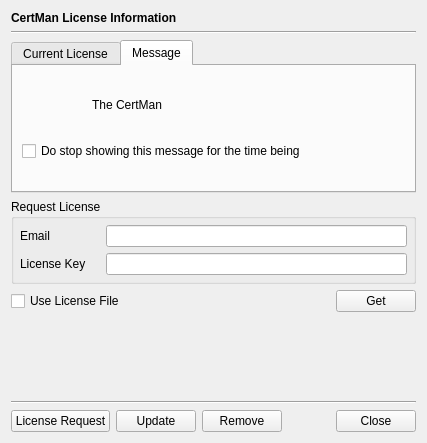
Old version of the form CertMan/lcn_info_dlg.ui in the repository jykim74/CertMan.
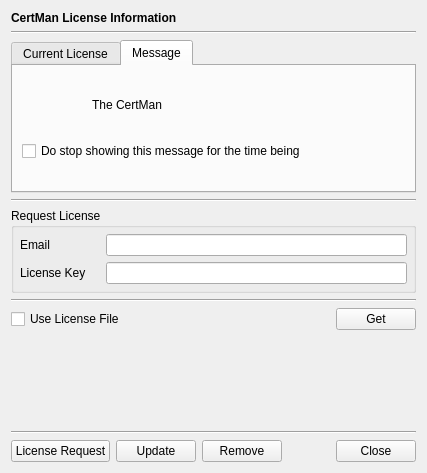
New version of the form. Icons and pictures are not drawn.

The edit to the form file:
```diff
--- a/CertMan/lcn_info_dlg.ui
+++ b/CertMan/lcn_info_dlg.ui
@@ -7,7 +7,7 @@
     <x>0</x>
     <y>0</y>
     <width>427</width>
-    <height>443</height>
+    <height>473</height>
    </rect>
   </property>
   <property name="windowTitle">
@@ -272,6 +272,13 @@
      </widget>
     </widget>
    </item>
+   <item>
+    <widget class="Line" name="line_3">
+     <property name="orientation">
+      <enum>Qt::Horizontal</enum>
+     </property>
+    </widget>
+   </item>
    <item>
     <widget class="QGroupBox" name="mReqGroup">
      <property name="title">
@@ -322,6 +329,13 @@
      </layout>
     </widget>
    </item>
+   <item>
+    <widget class="Line" name="line_4">
+     <property name="orientation">
+      <enum>Qt::Horizontal</enum>
+     </property>
+    </widget>
+   </item>
    <item>
     <layout class="QGridLayout" name="gridLayout_3">
      <item row="0" column="2">
```
